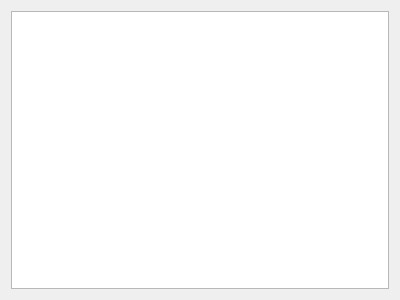
Above: src/noteswindow.ui from objarni/notes2 before the change. Below: the same form after it.
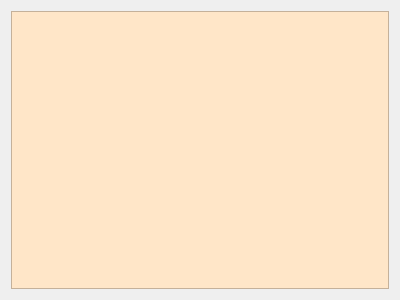
That is the form after the change.

Commit message: style text edit

Diff of the .ui file:
```diff
--- a/src/noteswindow.ui
+++ b/src/noteswindow.ui
@@ -16,7 +16,12 @@
   <widget class="QWidget" name="centralWidget">
    <layout class="QGridLayout" name="gridLayout">
     <item row="0" column="0">
-     <widget class="QTextEdit" name="textEdit"/>
+     <widget class="QTextEdit" name="textEdit">
+      <property name="styleSheet">
+       <string notr="true">background-color: rgb(255, 230, 200);
+font: 12pt &quot;Courier 10 Pitch&quot;;</string>
+      </property>
+     </widget>
     </item>
    </layout>
   </widget>
```
The commit also changes 1 other file.
